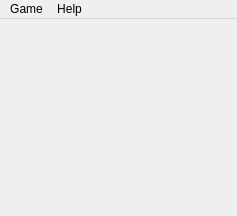
This is mainwindow.ui in q-g-j/qminesweeper as Qt 5 draws it before an edit. The edited form follows.
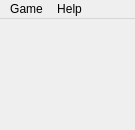
This is the edited form.

Commit message: fixed difficulty dialog again

```diff
--- a/mainwindow.ui
+++ b/mainwindow.ui
@@ -6,8 +6,8 @@
    <rect>
     <x>0</x>
     <y>0</y>
-    <width>237</width>
-    <height>216</height>
+    <width>135</width>
+    <height>130</height>
    </rect>
   </property>
   <property name="sizePolicy">
@@ -35,7 +35,7 @@
     <rect>
      <x>0</x>
      <y>0</y>
-     <width>237</width>
+     <width>135</width>
      <height>23</height>
     </rect>
    </property>
```
The commit also changes 3 other files.
